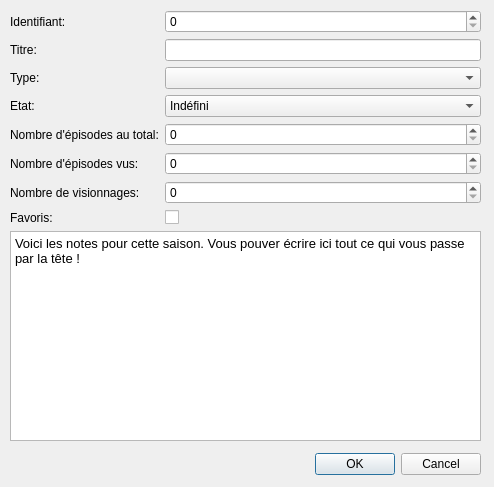
First picture: the form in src/ui/dialogs/season.ui, repository seigneurfuo/MyAnimeManager3, before the edit.
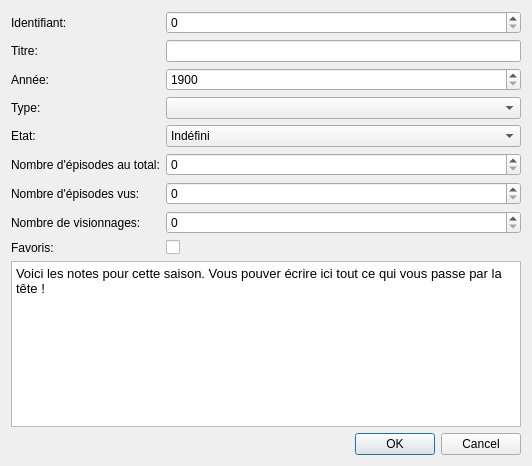
Second picture: the form after the edit. Icons and pictures are not drawn.

Commit message: Premier ajout du champ des dates manquant.

```diff
--- a/src/ui/dialogs/season.ui
+++ b/src/ui/dialogs/season.ui
@@ -9,8 +9,8 @@
    <rect>
     <x>0</x>
     <y>0</y>
-    <width>494</width>
-    <height>487</height>
+    <width>532</width>
+    <height>466</height>
    </rect>
   </property>
   <property name="windowTitle">
@@ -19,47 +19,107 @@
   <property name="modal">
    <bool>true</bool>
   </property>
-  <widget class="QDialogButtonBox" name="buttonBox">
-   <property name="geometry">
-    <rect>
-     <x>300</x>
-     <y>450</y>
-     <width>181</width>
-     <height>28</height>
-    </rect>
-   </property>
-   <property name="orientation">
-    <enum>Qt::Horizontal</enum>
-   </property>
-   <property name="standardButtons">
-    <set>QDialogButtonBox::Cancel|QDialogButtonBox::Ok</set>
-   </property>
-  </widget>
-  <widget class="QWidget" name="layoutWidget">
-   <property name="geometry">
-    <rect>
-     <x>10</x>
-     <y>10</y>
-     <width>471</width>
-     <height>431</height>
-    </rect>
-   </property>
+  <layout class="QVBoxLayout" name="verticalLayout">
+   <item>
    <layout class="QGridLayout" name="gridLayout">
-    <item row="4" column="0" colspan="2">
-     <widget class="QLabel" name="label_4">
+     <item row="3" column="0">
+      <widget class="QLabel" name="label_9">
       <property name="text">
-       <string>Nombre d'épisodes au total:</string>
+        <string>Type:</string>
       </property>
      </widget>
     </item>
-    <item row="7" column="0">
+     <item row="3" column="2">
+      <widget class="QComboBox" name="comboBox_2"/>
+     </item>
+     <item row="6" column="0" colspan="2">
+      <widget class="QLabel" name="label_3">
+       <property name="text">
+        <string>Nombre d'épisodes vus:</string>
+       </property>
+      </widget>
+     </item>
+     <item row="7" column="0" colspan="2">
+      <widget class="QLabel" name="label_6">
+       <property name="text">
+        <string>Nombre de visionnages:</string>
+       </property>
+      </widget>
+     </item>
+     <item row="8" column="2">
+      <widget class="QCheckBox" name="checkBox">
+       <property name="text">
+        <string/>
+       </property>
+      </widget>
+     </item>
+     <item row="9" column="0" colspan="3">
+      <widget class="QTextEdit" name="textEdit">
+       <property name="html">
+        <string>&lt;!DOCTYPE HTML PUBLIC &quot;-//W3C//DTD HTML 4.0//EN&quot; &quot;http://www.w3.org/TR/REC-html40/strict.dtd&quot;&gt;
+&lt;html&gt;&lt;head&gt;&lt;meta name=&quot;qrichtext&quot; content=&quot;1&quot; /&gt;&lt;style type=&quot;text/css&quot;&gt;
+p, li { white-space: pre-wrap; }
+&lt;/style&gt;&lt;/head&gt;&lt;body style=&quot; font-family:'Cantarell'; font-size:10pt; font-weight:400; font-style:normal;&quot;&gt;
+&lt;p style=&quot; margin-top:0px; margin-bottom:0px; margin-left:0px; margin-right:0px; -qt-block-indent:0; text-indent:0px;&quot;&gt;&lt;span style=&quot; font-family:'Noto Sans';&quot;&gt;Voici les notes pour cette saison. Vous pouver écrire ici tout ce qui vous passe par la tête !&lt;/span&gt;&lt;/p&gt;&lt;/body&gt;&lt;/html&gt;</string>
+       </property>
+      </widget>
+     </item>
+     <item row="8" column="0">
      <widget class="QLabel" name="label_7">
       <property name="text">
        <string>Favoris:</string>
       </property>
      </widget>
     </item>
-    <item row="3" column="2">
+     <item row="1" column="2">
+      <widget class="QLineEdit" name="lineEdit_2"/>
+     </item>
+     <item row="2" column="2">
+      <widget class="QSpinBox" name="spinBox_5">
+       <property name="minimum">
+        <number>1900</number>
+       </property>
+       <property name="maximum">
+        <number>2050</number>
+       </property>
+      </widget>
+     </item>
+     <item row="0" column="0">
+      <widget class="QLabel" name="label">
+       <property name="text">
+        <string>Identifiant:</string>
+       </property>
+      </widget>
+     </item>
+     <item row="7" column="2">
+      <widget class="QSpinBox" name="spinBox_2">
+       <property name="maximum">
+        <number>10000</number>
+       </property>
+      </widget>
+     </item>
+     <item row="0" column="2">
+      <widget class="QSpinBox" name="spinBox">
+       <property name="maximum">
+        <number>99999</number>
+       </property>
+      </widget>
+     </item>
+     <item row="2" column="0">
+      <widget class="QLabel" name="label_8">
+       <property name="text">
+        <string>Année:</string>
+       </property>
+      </widget>
+     </item>
+     <item row="4" column="0">
+      <widget class="QLabel" name="label_5">
+       <property name="text">
+        <string>Etat:</string>
+       </property>
+      </widget>
+     </item>
+     <item row="4" column="2">
      <widget class="QComboBox" name="combobox_1">
       <property name="maximumSize">
        <size>
@@ -114,17 +174,24 @@
       </item>
      </widget>
     </item>
+     <item row="6" column="2">
+      <widget class="QSpinBox" name="spinBox_3">
+       <property name="maximum">
+        <number>10000</number>
+       </property>
+      </widget>
+     </item>
+     <item row="5" column="2">
+      <widget class="QSpinBox" name="spinBox_4">
+       <property name="maximum">
+        <number>10000</number>
+       </property>
+      </widget>
+     </item>
     <item row="5" column="0" colspan="2">
-     <widget class="QLabel" name="label_3">
+      <widget class="QLabel" name="label_4">
       <property name="text">
-       <string>Nombre d'épisodes vus:</string>
-      </property>
-     </widget>
-    </item>
-    <item row="0" column="0">
-     <widget class="QLabel" name="label">
-      <property name="text">
-       <string>Identifiant:</string>
+        <string>Nombre d'épisodes au total:</string>
       </property>
      </widget>
     </item>
@@ -135,81 +202,23 @@
       </property>
      </widget>
     </item>
-    <item row="2" column="2">
-     <widget class="QComboBox" name="comboBox_2"/>
-    </item>
-    <item row="7" column="2">
-     <widget class="QCheckBox" name="checkBox">
-      <property name="text">
-       <string/>
-      </property>
-     </widget>
-    </item>
-    <item row="4" column="2">
-     <widget class="QSpinBox" name="spinBox_4">
-      <property name="maximum">
-       <number>10000</number>
+    </layout>
+   </item>
+   <item>
+    <layout class="QHBoxLayout" name="horizontalLayout">
+     <item>
+      <widget class="QDialogButtonBox" name="buttonBox">
+       <property name="orientation">
+        <enum>Qt::Horizontal</enum>
+       </property>
+       <property name="standardButtons">
+        <set>QDialogButtonBox::Cancel|QDialogButtonBox::Ok</set>
       </property>
      </widget>
     </item>
-    <item row="1" column="2">
-     <widget class="QLineEdit" name="lineEdit_2"/>
-    </item>
-    <item row="6" column="2">
-     <widget class="QSpinBox" name="spinBox_2">
-      <property name="maximum">
-       <number>10000</number>
-      </property>
-     </widget>
-    </item>
-    <item row="5" column="2">
-     <widget class="QSpinBox" name="spinBox_3">
-      <property name="maximum">
-       <number>10000</number>
-      </property>
-     </widget>
-    </item>
-    <item row="6" column="0" colspan="2">
-     <widget class="QLabel" name="label_6">
-      <property name="text">
-       <string>Nombre de visionnages:</string>
-      </property>
-     </widget>
-    </item>
-    <item row="2" column="0">
-     <widget class="QLabel" name="label_9">
-      <property name="text">
-       <string>Type:</string>
-      </property>
-     </widget>
-    </item>
-    <item row="0" column="2">
-     <widget class="QSpinBox" name="spinBox">
-      <property name="maximum">
-       <number>99999</number>
-      </property>
-     </widget>
-    </item>
-    <item row="8" column="0" colspan="3">
-     <widget class="QTextEdit" name="textEdit">
-      <property name="html">
-       <string>&lt;!DOCTYPE HTML PUBLIC &quot;-//W3C//DTD HTML 4.0//EN&quot; &quot;http://www.w3.org/TR/REC-html40/strict.dtd&quot;&gt;
-&lt;html&gt;&lt;head&gt;&lt;meta name=&quot;qrichtext&quot; content=&quot;1&quot; /&gt;&lt;style type=&quot;text/css&quot;&gt;
-p, li { white-space: pre-wrap; }
-&lt;/style&gt;&lt;/head&gt;&lt;body style=&quot; font-family:'Cantarell'; font-size:10pt; font-weight:400; font-style:normal;&quot;&gt;
-&lt;p style=&quot; margin-top:0px; margin-bottom:0px; margin-left:0px; margin-right:0px; -qt-block-indent:0; text-indent:0px;&quot;&gt;&lt;span style=&quot; font-family:'Noto Sans';&quot;&gt;Voici les notes pour cette saison. Vous pouver écrire ici tout ce qui vous passe par la tête !&lt;/span&gt;&lt;/p&gt;&lt;/body&gt;&lt;/html&gt;</string>
-      </property>
-     </widget>
-    </item>
-    <item row="3" column="0">
-     <widget class="QLabel" name="label_5">
-      <property name="text">
-       <string>Etat:</string>
-      </property>
-     </widget>
-    </item>
-   </layout>
-  </widget>
+    </layout>
+   </item>
+  </layout>
  </widget>
  <tabstops>
   <tabstop>lineEdit_2</tabstop>
```
Lines whose indentation alone changed are shown as unchanged. The commit also changes 1 other file.
